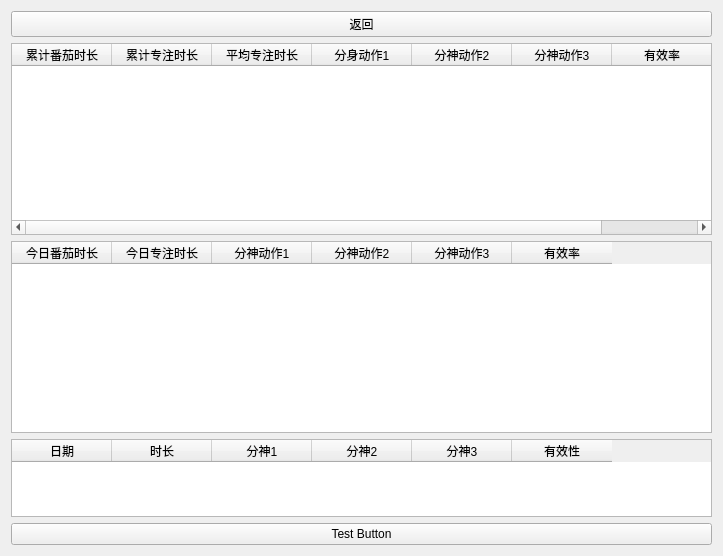
The window that reportpage.ui (Leeye1/StudyMate-GUI) describes before a commit, drawn with Qt 5.
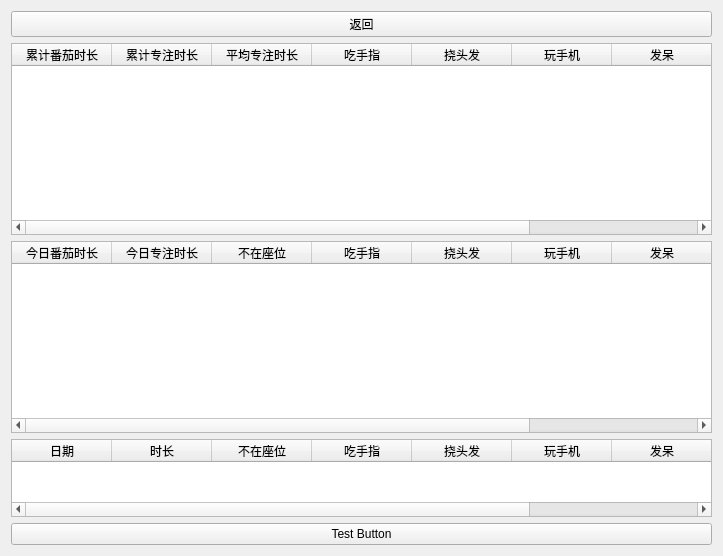
The same window after the commit.

```diff
--- a/reportpage.ui
+++ b/reportpage.ui
@@ -63,17 +63,22 @@
        </column>
        <column>
         <property name="text">
-         <string>分身动作1</string>
+         <string>吃手指</string>
         </property>
        </column>
        <column>
         <property name="text">
-         <string>分神动作2</string>
+         <string>挠头发</string>
         </property>
        </column>
        <column>
         <property name="text">
-         <string>分神动作3</string>
+         <string>玩手机</string>
+        </property>
+       </column>
+       <column>
+        <property name="text">
+         <string>发呆</string>
         </property>
        </column>
        <column>
@@ -106,17 +111,27 @@
        </column>
        <column>
         <property name="text">
-         <string>分神动作1</string>
+         <string>不在座位</string>
         </property>
        </column>
        <column>
         <property name="text">
-         <string>分神动作2</string>
+         <string>吃手指</string>
         </property>
        </column>
        <column>
         <property name="text">
-         <string>分神动作3</string>
+         <string>挠头发</string>
+        </property>
+       </column>
+       <column>
+        <property name="text">
+         <string>玩手机</string>
+        </property>
+       </column>
+       <column>
+        <property name="text">
+         <string>发呆</string>
         </property>
        </column>
        <column>
@@ -140,7 +155,7 @@
       <bool>true</bool>
      </property>
      <property name="columnCount">
-      <number>6</number>
+      <number>8</number>
      </property>
      <column>
       <property name="text">
@@ -154,17 +169,27 @@
      </column>
      <column>
       <property name="text">
-       <string>分神1</string>
+       <string>不在座位</string>
       </property>
      </column>
      <column>
       <property name="text">
-       <string>分神2</string>
+       <string>吃手指</string>
       </property>
      </column>
      <column>
       <property name="text">
-       <string>分神3</string>
+       <string>挠头发</string>
+      </property>
+     </column>
+     <column>
+      <property name="text">
+       <string>玩手机</string>
+      </property>
+     </column>
+     <column>
+      <property name="text">
+       <string>发呆</string>
       </property>
      </column>
      <column>
```
